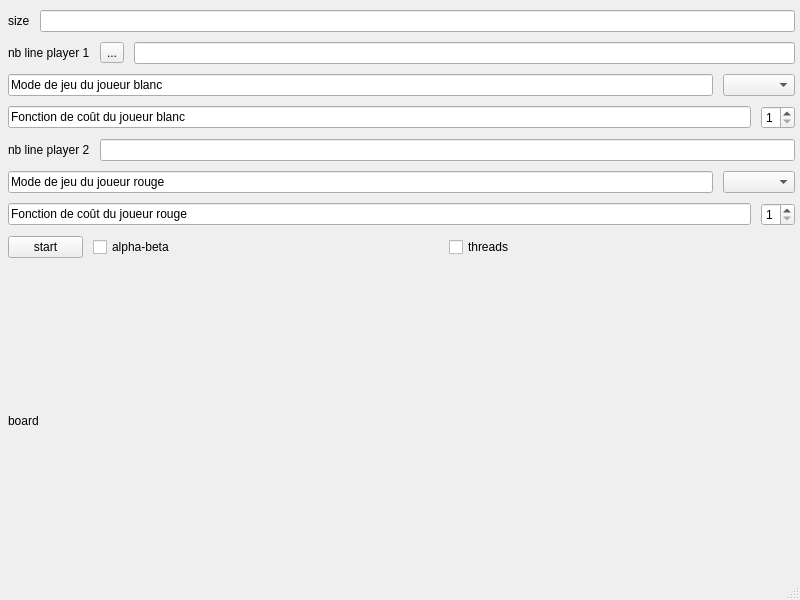
Qt form qt/checkers/mainwindow2.ui (romaincarlsen/EtudesPratiques) before a commit.
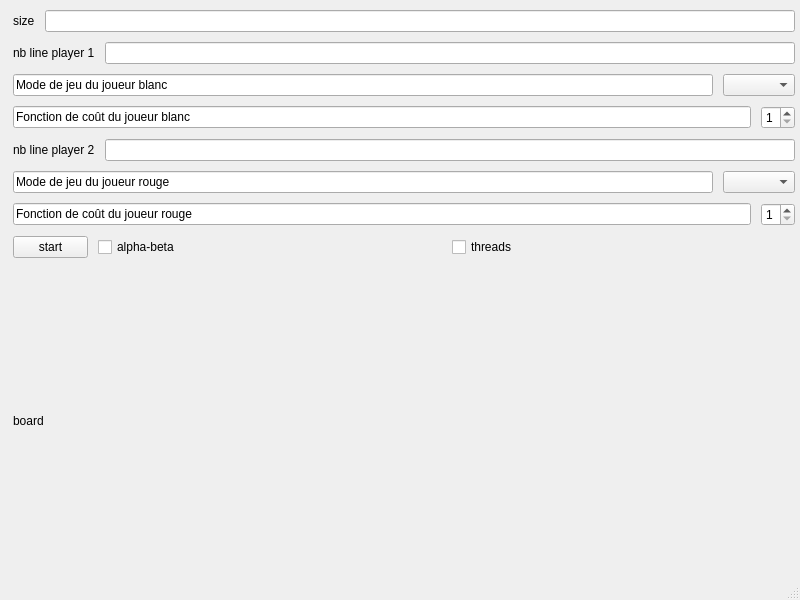
The same form after that commit.

The edit to the form file:
```diff
--- a/qt/checkers/mainwindow2.ui
+++ b/qt/checkers/mainwindow2.ui
@@ -141,6 +141,9 @@
       <property name="sizeConstraint">
        <enum>QLayout::SetMinimumSize</enum>
       </property>
+      <property name="leftMargin">
+       <number>5</number>
+      </property>
       <property name="topMargin">
        <number>5</number>
       </property>
@@ -167,13 +170,6 @@
           </property>
          </widget>
         </item>
-        <item>
-         <widget class="QToolButton" name="toolButton">
-          <property name="text">
-           <string>...</string>
-          </property>
-         </widget>
-        </item>
         <item>
          <widget class="QLineEdit" name="nbLineP1_tb"/>
         </item>
```
